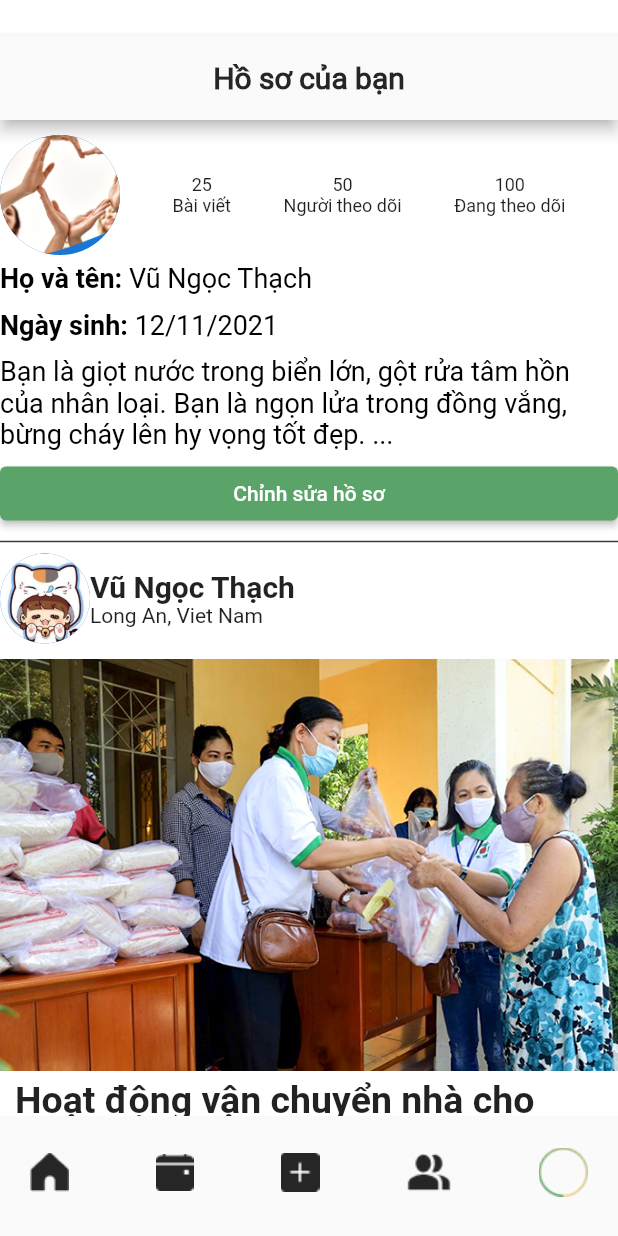
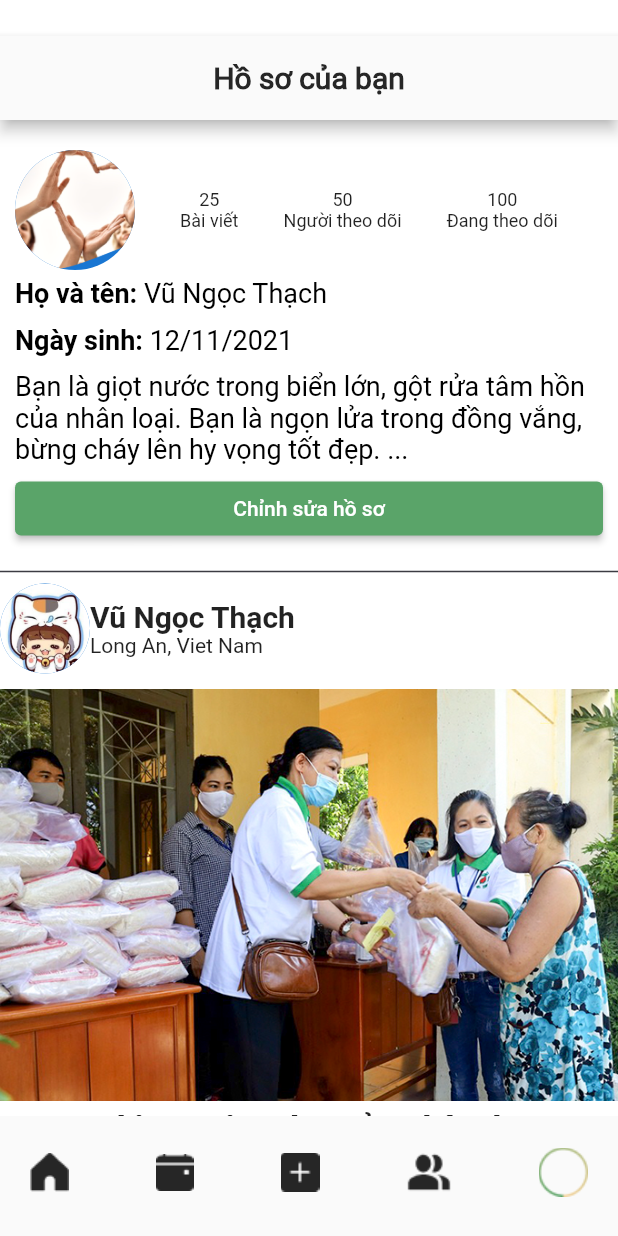
Before and after one commit to HuynhThiMinhNhuc/CharityApp, a Flutter app: the screen it shows after launch, item 5 of the bottom bar chosen, on a phone screen of 412 x 824 dp. Run offline on Flutter 3.47's test engine with Material 2 defaults, Android fonts, the phone set to English and light mode, and no system bars; our stand-ins replace font_awesome_flutter; network calls fail.

Commit message:
fix divider profile page

```diff
--- a/CharityApp/lib/views/HomeView/profile_overview.dart
+++ b/CharityApp/lib/views/HomeView/profile_overview.dart
@@ -88,7 +88,6 @@ class _ProfileOverViewState extends State<ProfileOverView> {
                     Color.fromRGBO(90, 164, 105, 1.0))),
           ),
         ),
-        Divider(thickness: 1.0, color: Color.fromRGBO(60, 60, 67, 1.0)),
       ],
     );
   }
--- a/CharityApp/lib/views/HomeView/profile_page.dart
+++ b/CharityApp/lib/views/HomeView/profile_page.dart
@@ -17,11 +17,15 @@ class _ProfilePageState extends State<ProfilePage> {
     return SingleChildScrollView(
       child: Column(
         children: [
-            ProfileOverView(
+          Padding(
+            padding: const EdgeInsets.all(10.0),
+            child: ProfileOverView(
                 "Vũ Ngọc Thạch",
                 DateTime.now(),
                 "Bạn là giọt nước trong biển lớn, gột rửa tâm hồn của nhân loại. Bạn là ngọn lửa trong đồng vắng, bừng cháy lên hy vọng tốt đẹp. ...",
                 [25, 50, 100]),
+          ),
+          Divider(thickness: 1.0, color: Color.fromRGBO(60, 60, 67, 1.0)),
           Container(
             child: ListView.separated(
               itemBuilder: (_, index) {
@@ -48,7 +52,8 @@ class _ProfilePageState extends State<ProfilePage> {
               },
               itemCount: 3,
               physics: NeverScrollableScrollPhysics(),
-                  shrinkWrap: true,),
+              shrinkWrap: true,
+            ),
           ),
         ],
       ),
```
Lines whose indentation alone changed are shown as unchanged.
